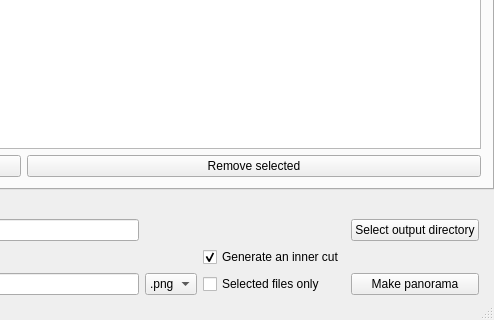
Before: the Qt Designer form src/mainwindow.ui in qchateau/AutoPanorama, drawn with Qt 5; both pictures show x 446 to 940 and y 462 to 782 of the 940 by 782 pixel window.
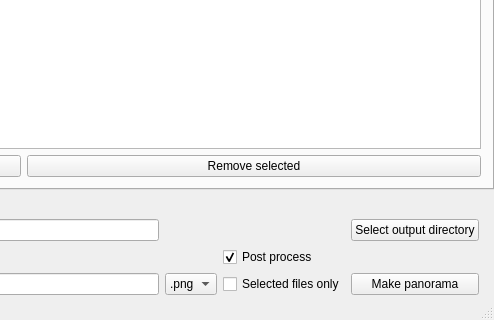
After: the same form once the commit is applied. Icons and pictures are not drawn. Custom widgets are drawn as their Qt base class.

Commit message: Remove inner cut, add post-process

```diff
--- a/src/mainwindow.ui
+++ b/src/mainwindow.ui
@@ -1396,7 +1396,7 @@
          <string>The inner cut panorama will be save in the same directory and prefixed with &quot;inner_&quot;</string>
         </property>
         <property name="text">
-         <string>Generate an inner cut</string>
+         <string>Post process</string>
         </property>
         <property name="checked">
          <bool>true</bool>
```
Left out of the diff: 4 changed lines with no effect on the pictures. The commit also changes 8 other files.
